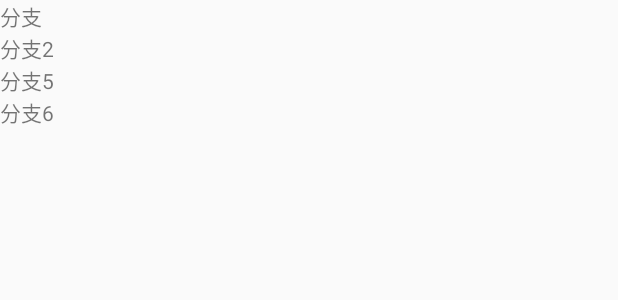
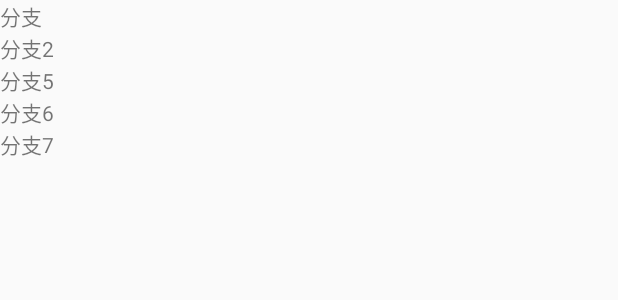
Before and after one commit to d071225/AndroidStudioDemo, an Android app: the layout activity_git.xml on its own in the app's theme, with its tools: preview values and no code run, on a phone screen of 412 x 824 dp. Shown: the top 300 px of the screen. Run offline under Robolectric (Android 15) with nearby library versions, the phone set to English and light mode, and no system bars.

Commit message:
增加分支代码7

```diff
--- a/androidfengkuangdemo/src/main/res/layout/activity_git.xml
+++ b/androidfengkuangdemo/src/main/res/layout/activity_git.xml
@@ -18,4 +18,8 @@
         android:layout_width="wrap_content"
         android:layout_height="wrap_content"
         android:text="分支6"/>
+    <TextView
+        android:layout_width="wrap_content"
+        android:layout_height="wrap_content"
+        android:text="分支7"/>
 </LinearLayout>
```
